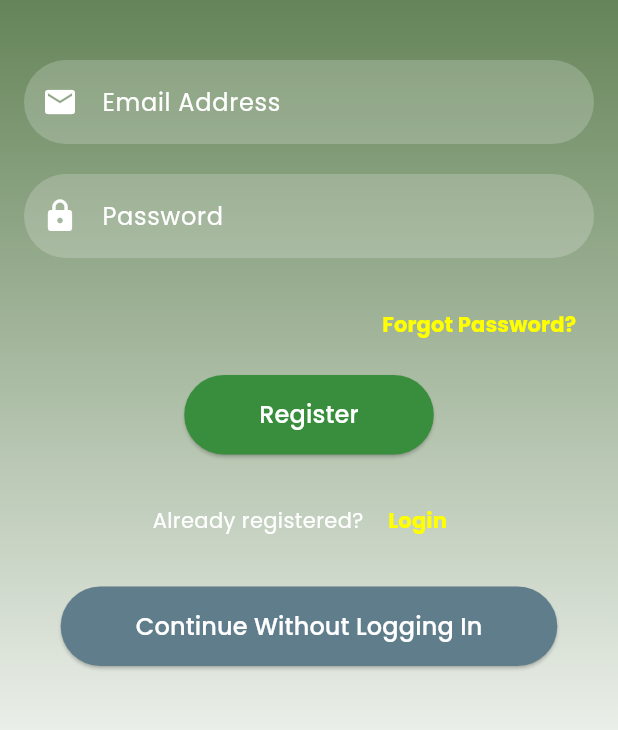
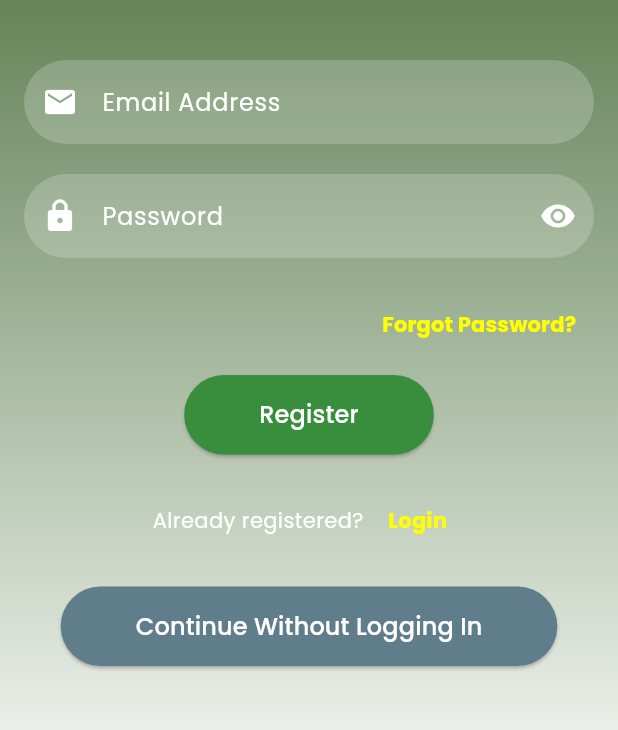
Before and after one commit to devvll1/AGRITEKV1, a Flutter app: the StartupPage screen opened by its route, after a tap on "Forgot Password?", after a tap on "Login", after a tap on "Sign Up", on a phone screen of 412 x 824 dp, the part 393-1123 px from its top. Run offline on Flutter 3.47's test engine with Material 3 defaults, Android fonts, the phone set to English and light mode, and no system bars; our stand-ins replace cloud_firestore, firebase_auth, firebase_core, firebase_storage, geolocator, image_picker and 5 more; accounts and stored records are empty.

Commit message:
show password

```diff
--- a/lib/Login/login.dart
+++ b/lib/Login/login.dart
@@ -13,6 +13,7 @@ class StartupPage extends StatefulWidget {
 class _StartupPageState extends State<StartupPage> with TickerProviderStateMixin {
   String? errorMessage = '';
   bool isLogin = true;
+  bool _isObscured = true;
 
   final TextEditingController _controllerEmail = TextEditingController();
   final TextEditingController _controllerPassword = TextEditingController();
@@ -200,7 +201,7 @@ class _StartupPageState extends State<StartupPage> with TickerProviderStateMixin
                   const SizedBox(height: 20),
                   TextField(
                     controller: _controllerPassword,
-                    obscureText: true,
+                    obscureText: _isObscured, // Use _isObscured to toggle visibility
                     decoration: InputDecoration(
                       labelText: "Password",
                       labelStyle: const TextStyle(color: Colors.white),
@@ -211,6 +212,17 @@ class _StartupPageState extends State<StartupPage> with TickerProviderStateMixin
                         borderSide: BorderSide.none,
                       ),
                       prefixIcon: const Icon(Icons.lock, color: Colors.white),
+                      suffixIcon: IconButton(
+                        icon: Icon(
+                          _isObscured ? Icons.visibility : Icons.visibility_off,
+                          color: Colors.white,
+                        ),
+                        onPressed: () {
+                          setState(() {
+                            _isObscured = !_isObscured; // Toggle the visibility state
+                          });
+                        },
+                      ),
                     ),
                     style: const TextStyle(color: Colors.white),
                     cursorColor: Colors.white,
```
